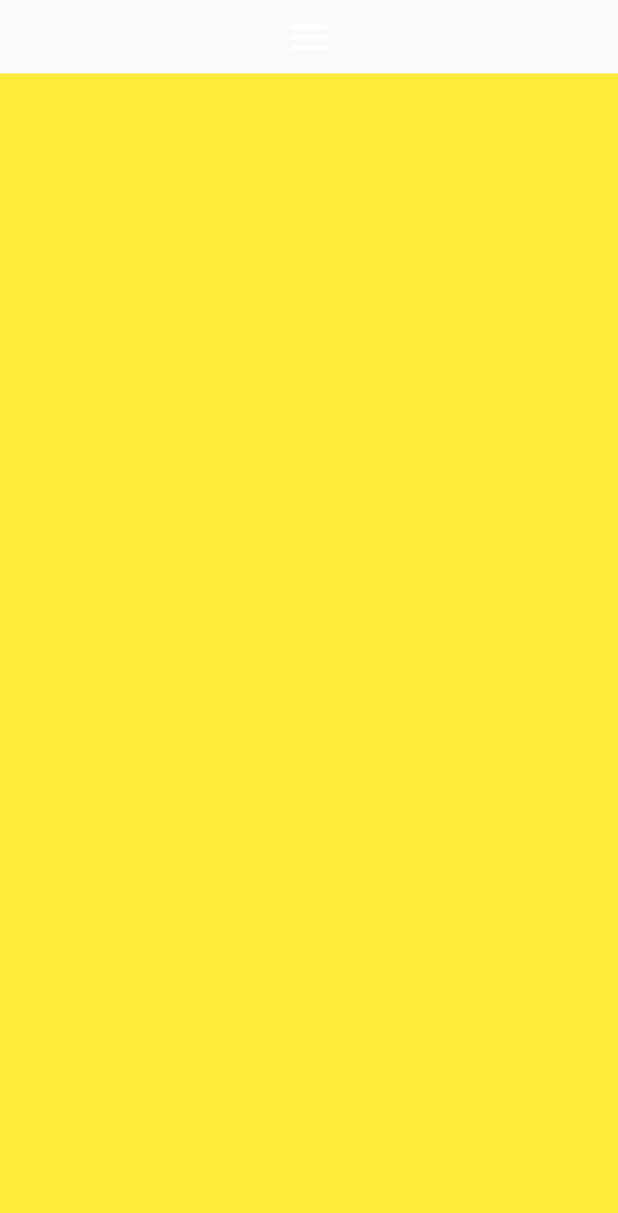
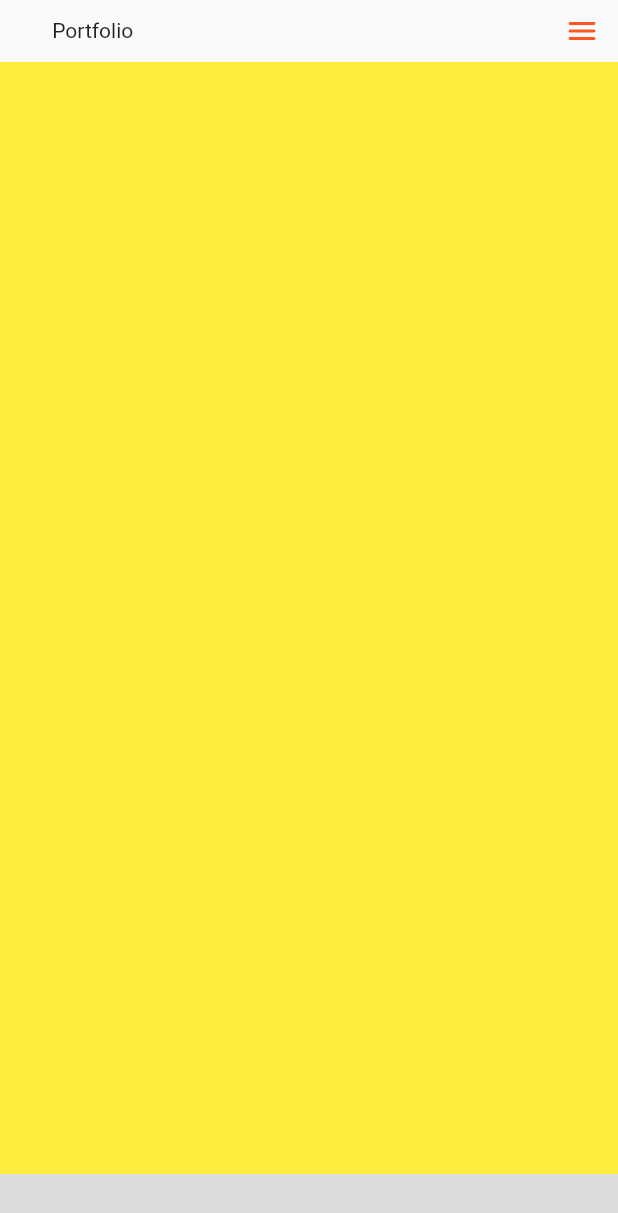
Before and after one commit to malithdulan/portfolio_app_flutter_web, a Flutter app: the screen it shows after launch, on a phone screen of 412 x 824 dp. Shown: the top 1213 px of the screen. Run offline on Flutter 3.47's test engine with Material 2 defaults, Android fonts, the light colour scheme and no system bars.

Commit message:
initial navigation structure added

```diff
--- a/lib/portfolio_app.dart
+++ b/lib/portfolio_app.dart
@@ -8,6 +8,7 @@ class PortfolioApp extends StatelessWidget {
   Widget build(BuildContext context) {
     return const MaterialApp(
       title: "Portfolio",
+      debugShowCheckedModeBanner: false,
       home: MainPage(),
     );
   }
--- a/lib/ui/main/main_page.dart
+++ b/lib/ui/main/main_page.dart
@@ -1,8 +1,9 @@
 import 'package:flutter/material.dart';
 import 'package:portfolio/ui/main/widgets/custom_drawer.dart';
 import 'package:portfolio/ui/main/widgets/footer.dart';
-import 'package:portfolio/ui/main/widgets/nav_bar.dart';
+import 'package:portfolio/ui/main/widgets/nav_bar/nav_bar.dart';
 import 'package:portfolio/ui/pages/demo_projects/demo_projects_page.dart';
+import 'package:portfolio/ui/pages/experience/experience_page.dart';
 import 'package:portfolio/ui/pages/home/home_page.dart';
 import 'package:portfolio/ui/pages/industrial_projects/industrial_projects_page.dart';
 import 'package:portfolio/utils/app_data.dart';
@@ -21,12 +22,14 @@ class _MainPageState extends State<MainPage>
 
   final List<Widget> _pages = const [
     HomePage(),
+    ExperiencePage(),
     IndustrialProjectsPage(),
     DemoProjectsPage()
   ];
 
   final List<String> _titles = const [
     "Home",
+    "Experience",
     "Industrial Projects",
     "Demo Projects",
   ];
@@ -44,9 +47,7 @@ class _MainPageState extends State<MainPage>
     return Scaffold(
       key: ScaffoldKeys.mainKey,
       endDrawer: CustomDrawer(controller: _controller, titles: _titles),
-      body: SizedBox(
-        height: AppData.shared.height,
-        child: Column(
+      body: Column(
         crossAxisAlignment: CrossAxisAlignment.stretch,
         children: [
           NavBar(
@@ -62,7 +63,6 @@ class _MainPageState extends State<MainPage>
           const Footer(),
         ],
       ),
-      ),
     );
   }
 
--- a/lib/ui/main/widgets/footer.dart
+++ b/lib/ui/main/widgets/footer.dart
@@ -1,10 +1,14 @@
 import 'package:flutter/material.dart';
+import 'package:portfolio/utils/app_data.dart';
 
 class Footer extends StatelessWidget {
   const Footer({Key? key}) : super(key: key);
 
   @override
   Widget build(BuildContext context) {
-    return Container();
+    return Container(
+      color: Colors.black12,
+      height: AppData.shared.height * 0.05,
+    );
   }
 }
--- a/lib/ui/main/widgets/nav_bar.dart
+++ /dev/null
@@ -1,56 +0,0 @@
-import 'package:flutter/material.dart';
-import 'package:portfolio/utils/scaffold_keys.dart';
-
-class NavBar extends StatefulWidget {
-  final List<String> titles;
-  final TabController controller;
-  const NavBar({Key? key, required this.titles, required this.controller})
-      : super(key: key);
-
-  @override
-  State<NavBar> createState() => _NavBarState();
-}
-
-class _NavBarState extends State<NavBar> {
-  @override
-  Widget build(BuildContext context) {
-    double screenWidth = MediaQuery.of(context).size.width;
-    double tabBarScaling = screenWidth > 1400
-        ? 0.21
-        : screenWidth > 1100
-            ? 0.3
-            : 0.5;
-
-    return LayoutBuilder(
-        builder: (context, constraints) => constraints.maxWidth > 600
-            ? Container(
-                color: Colors.green,
-                width: screenWidth * tabBarScaling,
-                child: Theme(
-                  data: ThemeData(
-                    highlightColor: Colors.transparent,
-                    splashColor: Colors.transparent,
-                    hoverColor: Colors.transparent,
-                  ),
-                  child: TabBar(
-                    controller: widget.controller,
-                    tabs: widget.titles.map((e) => Text(e)).toList(),
-                    indicatorColor: Colors.deepOrange,
-                  ),
-                ),
-              )
-            : IconButton(
-                onPressed: () =>
-                    ScaffoldKeys.mainKey.currentState?.openEndDrawer(),
-                icon: const Icon(Icons.menu_rounded),
-                color: Colors.white,
-                iconSize: screenWidth * 0.08,
-              ));
-  }
-
-  @override
-  void dispose() {
-    widget.controller.dispose();
-    super.dispose();
-  }
-}
--- /dev/null
+++ b/lib/ui/main/widgets/nav_bar/contact_me_button.dart
@@ -0,0 +1,24 @@
+import 'package:flutter/material.dart';
+
+class ContactMeButton extends StatelessWidget {
+  const ContactMeButton({Key? key}) : super(key: key);
+
+  @override
+  Widget build(BuildContext context) {
+    return LayoutBuilder(
+      builder: (context, constraints) => Container(
+        margin: const EdgeInsets.symmetric(horizontal: 10),
+        height: constraints.maxHeight * 0.7,
+        child: ElevatedButton(
+          onPressed: () {},
+          child: const Text(
+            "Contact Me",
+            style: TextStyle(
+              fontSize: 12,
+            ),
+          ),
+        ),
+      ),
+    );
+  }
+}
--- /dev/null
+++ b/lib/ui/main/widgets/nav_bar/nav_bar.dart
@@ -0,0 +1,41 @@
+import 'package:flutter/material.dart';
+import 'package:portfolio/ui/main/widgets/nav_bar/nav_bar_content.dart';
+import 'package:portfolio/ui/main/widgets/nav_bar/nav_bar_main.dart';
+import 'package:portfolio/utils/app_data.dart';
+
+class NavBar extends StatefulWidget {
+  final List<String> titles;
+  final TabController controller;
+  const NavBar({Key? key, required this.titles, required this.controller})
+      : super(key: key);
+
+  @override
+  State<NavBar> createState() => _NavBarState();
+}
+
+class _NavBarState extends State<NavBar> {
+  @override
+  Widget build(BuildContext context) {
+    return SizedBox(
+      height: AppData.shared.height * 0.05,
+      child: Row(
+        //crossAxisAlignment: CrossAxisAlignment.stretch,
+        children: [
+          const NavBarMain(),
+          Expanded(
+            child: NavBarContent(
+              controller: widget.controller,
+              titles: widget.titles,
+            ),
+          ),
+        ],
+      ),
+    );
+  }
+
+  @override
+  void dispose() {
+    widget.controller.dispose();
+    super.dispose();
+  }
+}
--- /dev/null
+++ b/lib/ui/main/widgets/nav_bar/nav_bar_content.dart
@@ -0,0 +1,67 @@
+import 'package:flutter/material.dart';
+import 'package:portfolio/ui/main/widgets/nav_bar/contact_me_button.dart';
+
+import '../../../../utils/scaffold_keys.dart';
+
+class NavBarContent extends StatefulWidget {
+  final TabController controller;
+  final List<String> titles;
+  const NavBarContent(
+      {Key? key, required this.controller, required this.titles})
+      : super(key: key);
+
+  @override
+  State<NavBarContent> createState() => _NavBarContentState();
+}
+
+class _NavBarContentState extends State<NavBarContent> {
+  @override
+  Widget build(BuildContext context) {
+    double width = MediaQuery.of(context).size.width;
+
+    return LayoutBuilder(
+      builder: (context, constraints) => (width > 650)
+          ? Row(
+              children: [
+                Expanded(
+                    child: SizedBox(
+                  height: double.infinity,
+                  child: Theme(
+                    data: ThemeData(
+                      highlightColor: Colors.transparent,
+                      splashColor: Colors.transparent,
+                      hoverColor: Colors.transparent,
+                    ),
+                    child: TabBar(
+                      controller: widget.controller,
+                      tabs: widget.titles.map((e) => Text(e)).toList(),
+                      indicatorColor: Colors.deepOrange,
+                      labelColor: Colors.deepOrange,
+                      labelPadding: const EdgeInsets.all(0),
+                    ),
+                  ),
+                )),
+                (width > 1024) ? const ContactMeButton() : const SizedBox(),
+              ],
+            )
+          : Align(
+              alignment: Alignment.centerRight,
+              child: IconButton(
+                padding: EdgeInsets.zero,
+                onPressed: () =>
+                    ScaffoldKeys.mainKey.currentState?.openEndDrawer(),
+                icon: const Icon(
+                  Icons.menu_rounded,
+                ),
+                color: Colors.deepOrange,
+              ),
+            ),
+    );
+  }
+
+  @override
+  void dispose() {
+    widget.controller.dispose();
+    super.dispose();
+  }
+}
--- /dev/null
+++ b/lib/ui/main/widgets/nav_bar/nav_bar_main.dart
@@ -0,0 +1,18 @@
+import 'package:flutter/material.dart';
+
+class NavBarMain extends StatelessWidget {
+  const NavBarMain({Key? key}) : super(key: key);
+
+  @override
+  Widget build(BuildContext context) {
+    double width = MediaQuery.of(context).size.width;
+    return LayoutBuilder(
+      builder: (context, constraints) => SizedBox(
+        width: width * 0.3,
+        child: const Center(
+          child: Text("Portfolio"),
+        ),
+      ),
+    );
+  }
+}
--- /dev/null
+++ b/lib/ui/pages/experience/experience_page.dart
@@ -0,0 +1,12 @@
+import 'package:flutter/material.dart';
+
+class ExperiencePage extends StatelessWidget {
+  const ExperiencePage({Key? key}) : super(key: key);
+
+  @override
+  Widget build(BuildContext context) {
+    return Container(
+      color: Colors.orangeAccent,
+    );
+  }
+}
```
Lines whose indentation alone changed are shown as unchanged.
